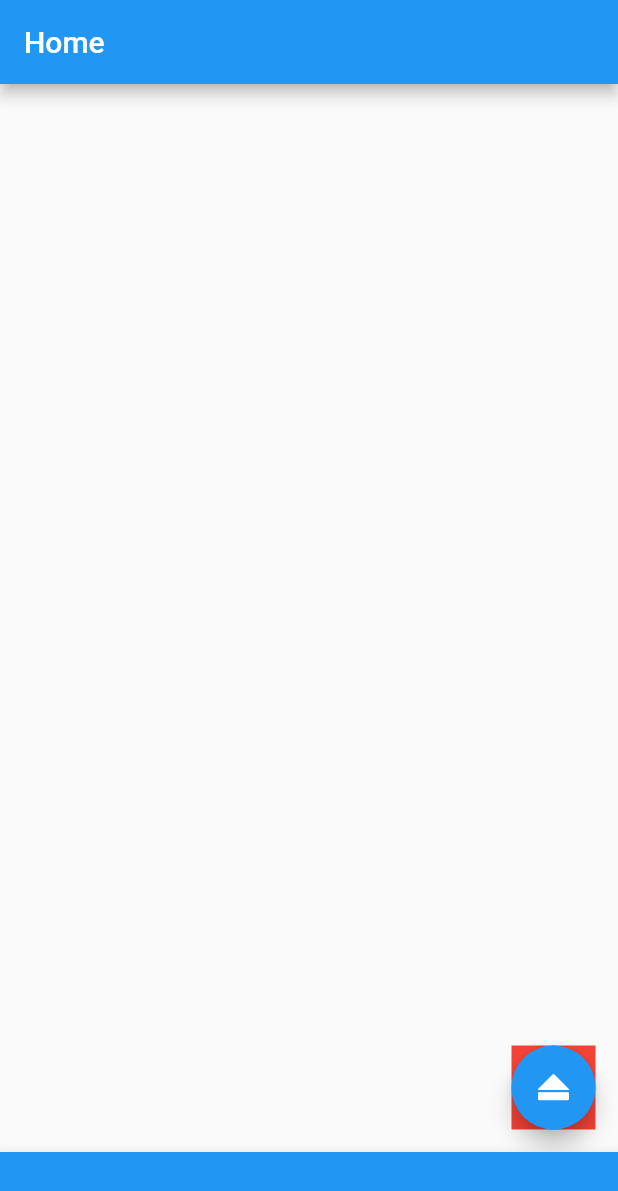
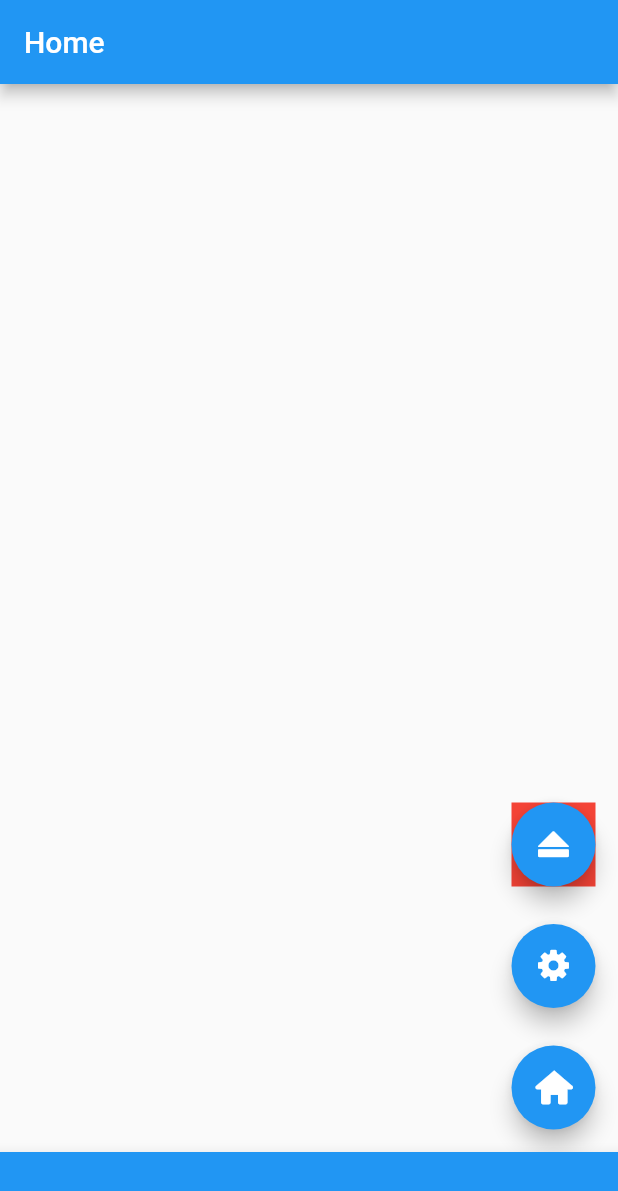
Before and after one commit to BigDeeEss/dashcam, a Flutter app: the screen it shows after launch, on a phone screen of 412 x 824 dp. Shown: the top 1191 px of the screen. Run offline on Flutter 3.47's test engine with Material 2 defaults, Android fonts, the phone set to English and light mode, and no system bars.

Commit message:
Make buttons start in the same place.

```diff
--- a/lib/base_page.dart
+++ b/lib/base_page.dart
@@ -66,6 +66,7 @@ class _BasePageState extends State<BasePage> {
           width: double.infinity,
           height: double.infinity,
         ),
+
         child: Align(
           alignment: appSettings.buttonAlignment,
           child: Column(
@@ -74,24 +75,24 @@ class _BasePageState extends State<BasePage> {
                 ? VerticalDirection.down
                 : VerticalDirection.up,
             children: <Widget>[
-              // Padding(
-              //   padding: (appSettings.buttonAlignment.y < 0)
-              //       ? appSettings.buttonPaddingDown
-              //       : appSettings.buttonPaddingUp,
-              //   child: Button(
-              //     buttonSpec: home,
-              //     // screenSize: screenSize,
-              //   ),
-              // ),
-              // Padding(
-              //   padding: (appSettings.buttonAlignment.y < 0)
-              //       ? appSettings.buttonPaddingDown
-              //       : appSettings.buttonPaddingUp,
-              //   child: Button(
-              //     buttonSpec: settings,
-              //     // screenSize: screenSize,
-              //   ),
-              // ),
+              Padding(
+                padding: (appSettings.buttonAlignment.y < 0)
+                    ? appSettings.buttonPaddingDown
+                    : appSettings.buttonPaddingUp,
+                child: Button(
+                  buttonSpec: home,
+                  screenSize: screenSize,
+                ),
+              ),
+              Padding(
+                padding: (appSettings.buttonAlignment.y < 0)
+                    ? appSettings.buttonPaddingDown
+                    : appSettings.buttonPaddingUp,
+                child: Button(
+                  buttonSpec: settings,
+                  screenSize: screenSize,
+                ),
+              ),
               Padding(
                 padding: (appSettings.buttonAlignment.y < 0)
                     ? appSettings.buttonPaddingDown
--- a/lib/button.dart
+++ b/lib/button.dart
@@ -41,7 +41,7 @@ class _ButtonState extends State<Button> with SingleTickerProviderStateMixin {
     print('test2');
 
     _controller = AnimationController(
-      duration: const Duration(milliseconds: 5000),
+      duration: const Duration(milliseconds: 1000),
       vsync: this,
       debugLabel: 'Button',
     )..forward();
@@ -51,7 +51,11 @@ class _ButtonState extends State<Button> with SingleTickerProviderStateMixin {
       end: Offset(0.0, 0.0),
     ).animate(CurvedAnimation(
       parent: _controller,
-      curve: Curves.elasticOut,
+      // curve: Curves.elasticOut,
+      // curve: Curves.decelerate,
+      // curve: Curves.easeOutBack,
+      // curve: Curves.easeOutCirc,
+      curve: Curves.easeOut,
     ));
   }
 
@@ -66,11 +70,15 @@ class _ButtonState extends State<Button> with SingleTickerProviderStateMixin {
   Widget build(BuildContext context) {
     return SlideTransition(
       position: _animation,
-      child: FloatingActionButton(
-        // Use buttonSpec.title for heroTag.
-        heroTag: widget.buttonSpec.title,
-        child: widget.buttonSpec.icon,
-        onPressed: () => widget.buttonSpec.onPressed(context),
+      child: Container(
+        height: widget.buttonSpec.size,
+        width: widget.buttonSpec.size,
+        child:FloatingActionButton(
+          // Use buttonSpec.title for heroTag.
+          heroTag: widget.buttonSpec.title,
+          child: widget.buttonSpec.icon,
+          onPressed: () => widget.buttonSpec.onPressed(context),
+        ),
       ),
     );
   }
--- a/lib/button_specs.dart
+++ b/lib/button_specs.dart
@@ -47,7 +47,7 @@ ButtonSpec eject = ButtonSpec(
   onPressed: (context) {
     Navigator.of(context).pushReplacement(_createRoute(eject));
   },
-  size: 50,
+  size: 56,
   title: 'Eject',
 );
 
@@ -56,7 +56,7 @@ ButtonSpec home = ButtonSpec(
   onPressed: (context) {
     Navigator.of(context).pushReplacement(_createRoute(home));
   },
-  size: 200,
+  size: 56,
   title: 'Home',
 );
 
@@ -65,6 +65,6 @@ ButtonSpec settings = ButtonSpec(
   onPressed: (context) {
     Navigator.of(context).pushReplacement(_createRoute(settings));
   },
-  size: 100,
+  size: 56,
   title: 'Settings',
 );
```
